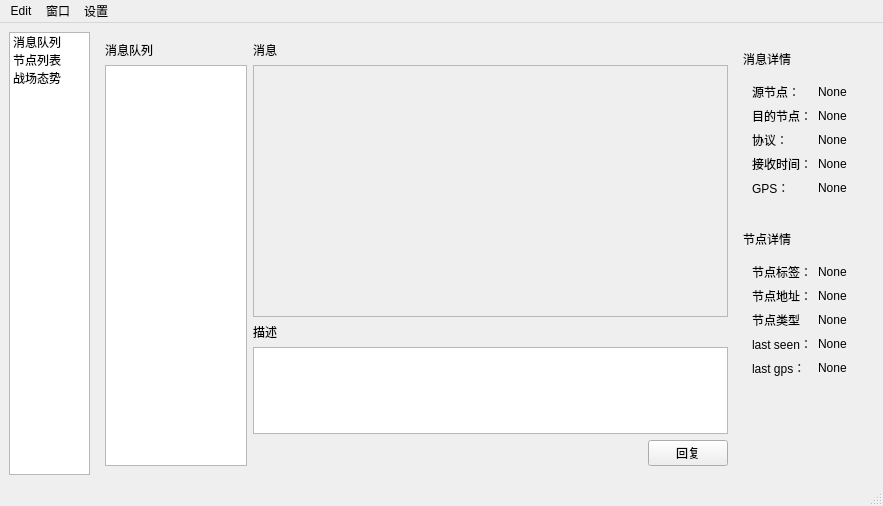
First picture: the form in ui/mainwindow.ui, repository mioyzhang/UI, before the edit.
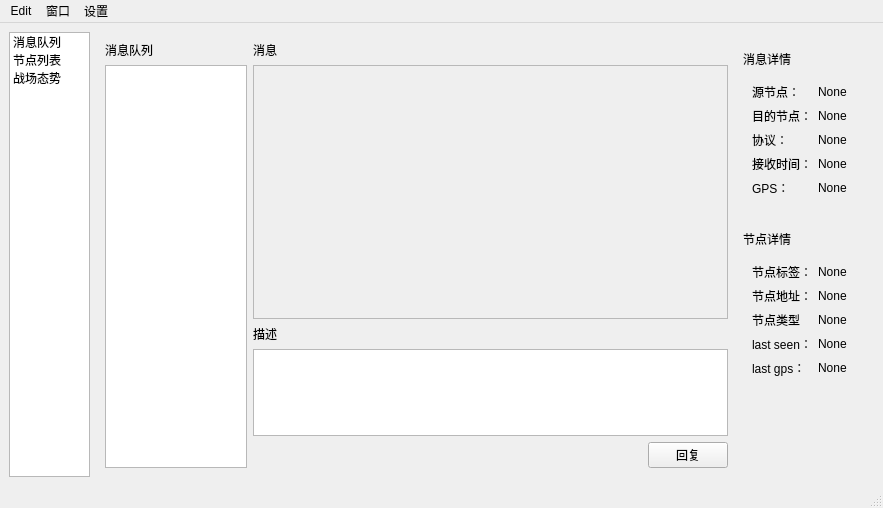
Second picture: the form after the edit. The open tabs and pages were chosen to show the change. Icons and pictures are not drawn.

```diff
--- a/ui/mainwindow.ui
+++ b/ui/mainwindow.ui
@@ -7,7 +7,7 @@
     <x>0</x>
     <y>0</y>
     <width>883</width>
-    <height>506</height>
+    <height>508</height>
    </rect>
   </property>
   <property name="windowTitle">
@@ -60,7 +60,7 @@
            </widget>
           </item>
           <item>
-           <widget class="QListView" name="listView_2"/>
+           <widget class="QListWidget" name="listWidget_messages"/>
           </item>
          </layout>
         </item>
@@ -85,8 +85,8 @@
                 <rect>
                  <x>0</x>
                  <y>0</y>
-                 <width>466</width>
-                 <height>256</height>
+                 <width>449</width>
+                 <height>235</height>
                 </rect>
                </property>
               </widget>
```
Left out of the diff: 6 changed lines with no effect on the pictures.
